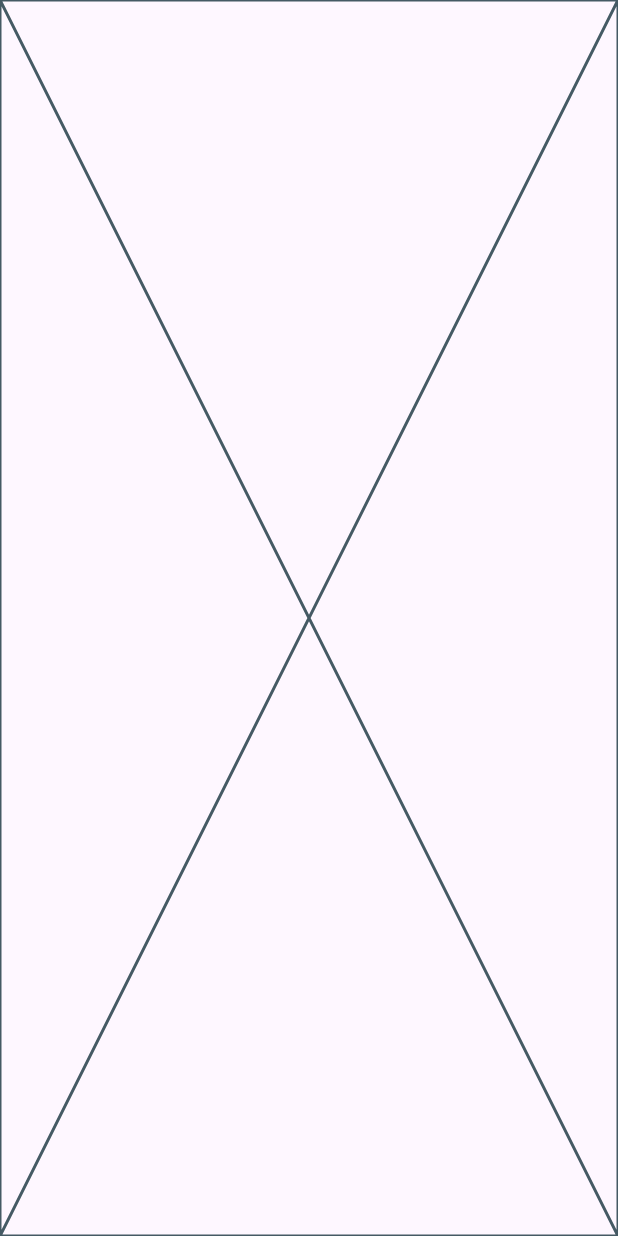
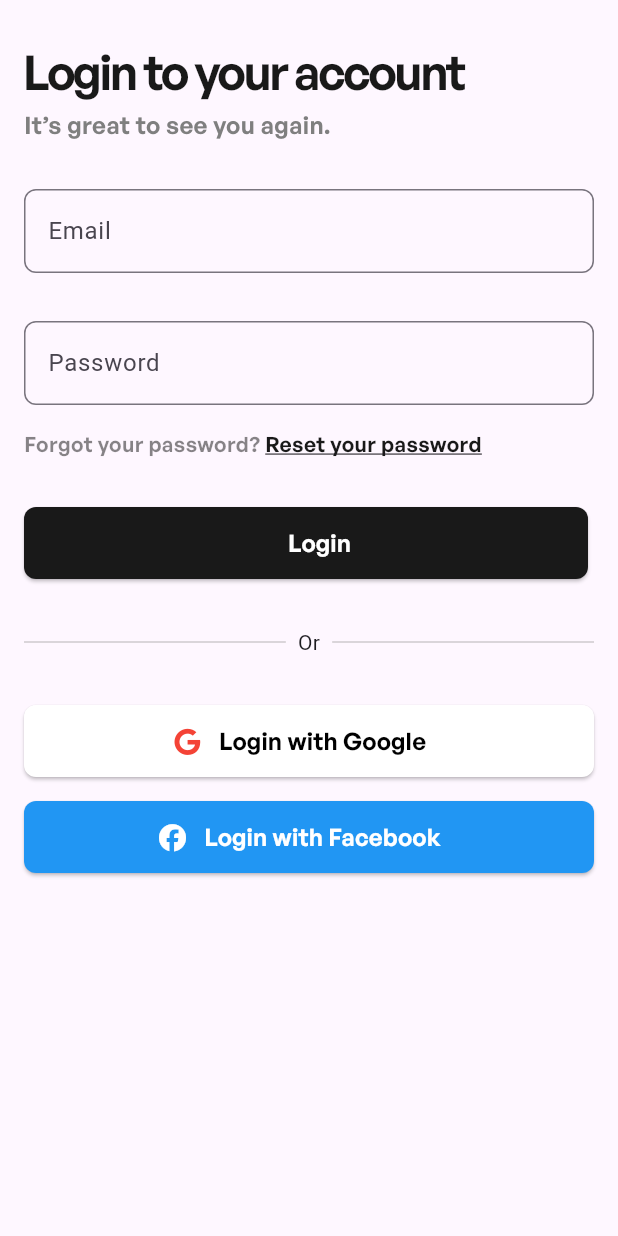
Before and after one commit to SalahYasser/plus_store, a Flutter app: the screen it shows after launch, after a tap on "Get Started", on a phone screen of 412 x 824 dp. Run offline on Flutter 3.47's test engine with Material 3 defaults, Android fonts, the light colour scheme and no system bars; our stand-ins replace font_awesome_flutter.

Commit message:
implement login view body ui

```diff
--- a/lib/features/login/presentation/views/widgets/login_view_body.dart
+++ b/lib/features/login/presentation/views/widgets/login_view_body.dart
@@ -1,10 +1,116 @@
 import 'package:flutter/material.dart';
+import 'package:font_awesome_flutter/font_awesome_flutter.dart';
+import 'package:plus_store/core/widgets/app_text_style.dart';
+import 'package:plus_store/core/widgets/custom_text_filed.dart';
+import 'package:plus_store/features/login/presentation/views/widgets/forgot_your_password.dart';
+import '../../../../../core/widgets/custom_button.dart';
+import '../../../../../core/widgets/or_divider.dart';
 
 class LoginViewBody extends StatelessWidget {
   const LoginViewBody({super.key});
 
   @override
   Widget build(BuildContext context) {
-    return const Placeholder();
+
+    final TextEditingController emailController = TextEditingController();
+    final TextEditingController passwordController = TextEditingController();
+
+    final loginFormKey = GlobalKey<FormState>();
+
+    return SingleChildScrollView(
+      child: Padding(
+        padding: const EdgeInsets.symmetric(horizontal: 16),
+        child: Form(
+          key: loginFormKey,
+          child: Column(
+            mainAxisAlignment: MainAxisAlignment.center,
+            crossAxisAlignment: CrossAxisAlignment.start,
+            children: [
+              const SizedBox(height: 32),
+              Text(
+                'Login to your account',
+                style: AppTextStyle.semiBold32,
+              ),
+              SizedBox(height: 8),
+              Text(
+                'It’s great to see you again.',
+                style: AppTextStyle.regular16,
+              ),
+              const SizedBox(height: 32),
+              CustomTextFiled(
+                validator: (value) {
+                  if (value == null || value.isEmpty) {
+                    return 'Email is required';
+                  }
+                  return null;
+                },
+                controller: emailController,
+                labelText: 'Email',
+                hintText: 'Enter your email address',
+              ),
+              const SizedBox(height: 32),
+              CustomTextFiled(
+                controller: passwordController,
+                validator: (value) {
+                  if (value == null || value.isEmpty) {
+                    return 'Password is required';
+                  }
+                  return null;
+                },
+                labelText: 'Password',
+                hintText: 'Enter your password',
+              ),
+              const SizedBox(height: 16),
+              const ForgotYourPassword(),
+              const SizedBox(height: 32),
+              Padding(
+                padding: const EdgeInsets.only(right: 4),
+                child: CustomButton(
+                  onPressed: () {
+                    if (loginFormKey.currentState!.validate()) {
+
+                      final email = emailController.text;
+                      final password = passwordController.text;
+
+                      // context.read<LoginCubit>().login(
+                      //       email: email,
+                      //       password: password,
+                      // );
+
+                      // print('email: ${emailController.text}');
+                      // print('password: ${passwordController.text}');
+                      // Navigator.pushNamed(context, '/home');
+                    }
+                  },
+                  text: 'Login',
+                  color: const Color(0xFF191919),
+                  textColor: Colors.white,
+                ),
+              ),
+              const SizedBox(height: 32),
+              const OrDivider(),
+              const SizedBox(height: 32),
+              CustomButton(
+                onPressed: () {},
+                text: 'Login with Google',
+                color: Colors.white,
+                textColor: Colors.black,
+                icon: FontAwesomeIcons.google,
+                iconColor: Colors.red,
+              ),
+              SizedBox(height: 16),
+              CustomButton(
+                onPressed: () {},
+                text: 'Login with Facebook',
+                color: Colors.blue,
+                textColor: Colors.white,
+                icon: FontAwesomeIcons.facebook,
+                iconColor: Colors.white,
+              ),
+            ],
+          ),
+        ),
+      ),
+    );
   }
 }
--- a/lib/features/on_boarding/presentation/views/widgets/on_boarding_view_body.dart
+++ b/lib/features/on_boarding/presentation/views/widgets/on_boarding_view_body.dart
@@ -1,5 +1,6 @@
 import 'package:flutter/material.dart';
 import 'package:plus_store/core/routes/routes.dart';
+import 'package:plus_store/core/widgets/app_text_style.dart';
 
 class OnBoardingViewBody extends StatelessWidget {
   const OnBoardingViewBody({super.key});
@@ -27,14 +28,7 @@
             width: 324,
             child: Text(
               'Define yourself in your unique way.',
-              style: TextStyle(
-                color: Color(0xFF191919),
-                fontSize: 64,
-                fontFamily: 'General Sans',
-                fontWeight: FontWeight.w600,
-                height: 0.80,
-                letterSpacing: -3.20,
-              ),
+              style: AppTextStyle.semiBold64,
             ),
           ),
         ),
@@ -63,7 +57,10 @@
               height: 64,
               width: double.infinity,
               child: ElevatedButton(
-                onPressed: () {
+                onPressed: () async {
+                  // final prefs = await SharedPreferences.getInstance();
+                  // await prefs.setBool('hasSeenOnboarding', true);
+
                   Navigator.pushReplacementNamed(context, Routes.loginView);
                 },
                 style: ElevatedButton.styleFrom(
@@ -77,13 +74,7 @@
                   children: const [
                     Text(
                       'Get Started',
-                      style: TextStyle(
-                        color: Colors.white,
-                        fontSize: 16,
-                        fontFamily: 'General Sans',
-                        fontWeight: FontWeight.w500,
-                        height: 1.40,
-                      ),
+                      style: AppTextStyle.medium16,
                     ),
                     SizedBox(width: 12),
                     Icon(Icons.arrow_forward, color: Colors.white),
```
